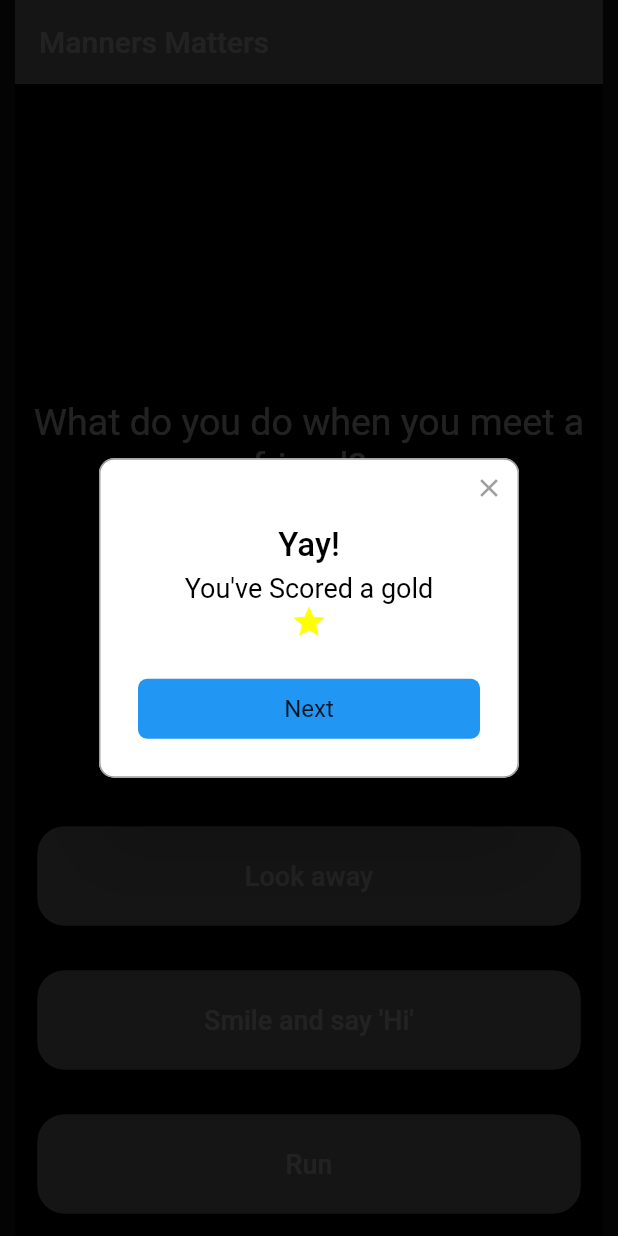
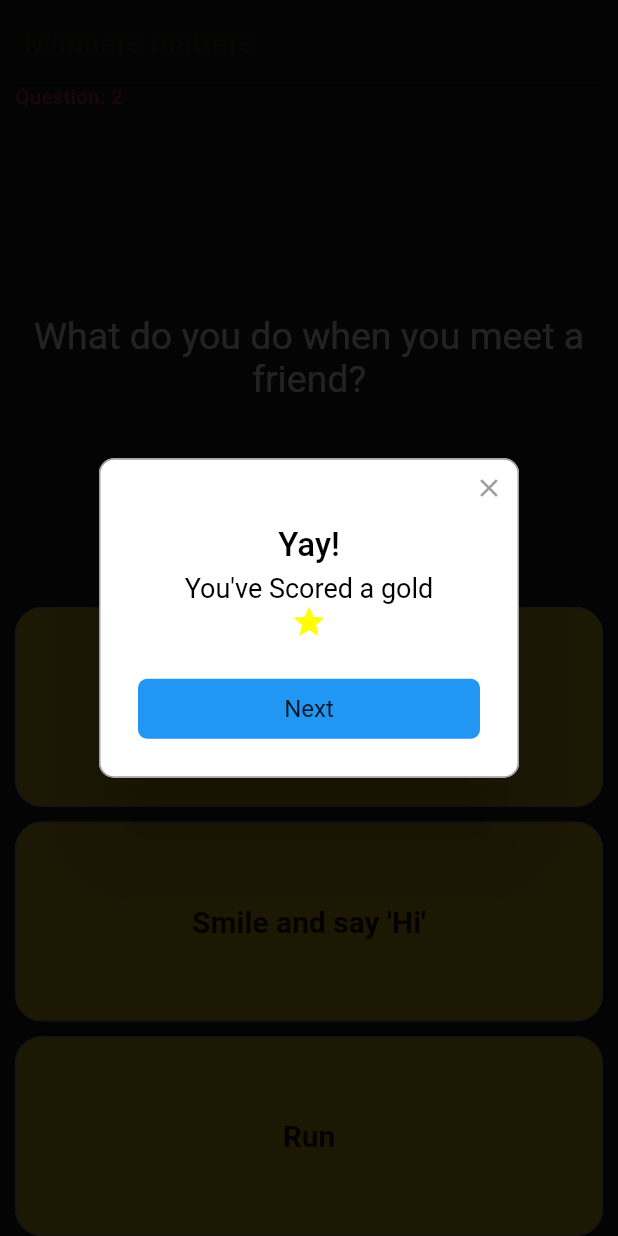
Before and after one commit to DamodarSelvam2018/quiz, a Flutter app: the screen it shows after launch, after a tap on "Throw in dustbin", on a phone screen of 412 x 824 dp. Run offline on Flutter 3.47's test engine with Material 2 defaults, Android fonts, the phone set to English and light mode, and no system bars; drawn by our look-alikes of rflutter_alert; our stand-ins replace flutter_rating_bar, smooth_star_rating.

Commit message:
first draft version

```diff
--- a/lib/main.dart
+++ b/lib/main.dart
@@ -1,12 +1,14 @@
 import 'package:flutter/material.dart';
-
+import 'dart:io';
 //TODO: Step 2 - Import the rFlutter_Alert package here.
 import 'package:rflutter_alert/rflutter_alert.dart';
 import 'package:flutter_rating_bar/flutter_rating_bar.dart';
 import 'package:smooth_star_rating/smooth_star_rating.dart';
 import 'quiz_brain.dart';
+import 'themeColors.dart';
 
 QuizBrain quizBrain = QuizBrain();
+ThemeColors themeColors = ThemeColors();
 
 void main() => runApp(Quizzler());
 
@@ -18,6 +20,13 @@ class Quizzler extends StatelessWidget {
       debugShowCheckedModeBanner: false,
       home: Scaffold(
         backgroundColor: Colors.grey.shade900,
+        appBar: AppBar(
+          backgroundColor: Colors.grey.shade900,
+          title: Text(
+            'Manners matters',
+            style: TextStyle(color: themeColors.kombuGreen[900]),
+          ),
+        ),
         body: SafeArea(
           child: Padding(
             padding: EdgeInsets.symmetric(horizontal: 10.0),
@@ -41,44 +50,9 @@ class _QuizPageState extends State<QuizPage> {
 
   void checkAnswer(String userPickedAnswer) {
     //bool correctAnswer = quizBrain.getCorrectAnswer();
-
+    String choice = quizBrain.checkAnswer(userPickedAnswer);
     setState(() {
-      //TODO: Step 4 - Use IF/ELSE to check if we've reached the end of the quiz. If so,
-      //On the next line, you can also use if (quizBrain.isFinished()) {}, it does the same thing.
-      if (quizBrain.isFinished() == true) {
-        //TODO Step 4 Part A - show an alert using rFlutter_alert,
-
-        //This is the code for the basic alert from the docs for rFlutter Alert:
-        //Alert(context: context, title: "RFLUTTER", desc: "Flutter is awesome.").show();
-
-        //Modified for our purposes:
-        Alert(
-            context: context,
-            title: 'Finished!',
-            desc: 'You\'ve reached the end of the quiz.',
-            buttons: [
-              DialogButton(
-                child: Text("Home"),
-                onPressed: () {
-                  //quizBrain.nextQuestion();
-                  quizBrain.reset();
-
-                  Navigator.pop(context);
-                },
-              )
-            ]).show();
-
-        //TODO Step 4 Part C - reset the questionNumber,
-        quizBrain.reset();
-
-        //TODO Step 4 Part D - empty out the scoreKeeper.
-        // scoreKeeper = [];
-      }
-
-      //TODO: Step 6 - If we've not reached the end, ELSE do the answer checking steps below 👇
-      else {
-        if (userPickedAnswer == quizBrain.getGoldAnswer()) {
-          myChoice = "gold";
+      if (choice == "gold" && quizBrain.getTotalQuestionsAsked() > 1) {
         Alert(
             context: context,
             title: 'Yay!',
@@ -107,8 +81,7 @@ class _QuizPageState extends State<QuizPage> {
                 },
               )
             ]).show();
-        } else if (userPickedAnswer == quizBrain.getSilverAnswer()) {
-          myChoice = "silver";
+      } else if (choice == "silver" && quizBrain.getTotalQuestionsAsked() > 1) {
         Alert(
             context: context,
             title: 'Wow!',
@@ -130,8 +103,7 @@ class _QuizPageState extends State<QuizPage> {
                 },
               )
             ]).show();
-        } else if (userPickedAnswer == quizBrain.getBronzeAnswer()) {
-          myChoice = "bronze";
+      } else if (choice == "bronze" && quizBrain.getTotalQuestionsAsked() > 1) {
         Alert(
             context: context,
             title: 'Good!',
@@ -154,25 +126,182 @@ class _QuizPageState extends State<QuizPage> {
               )
             ]).show();
       }
+      //sleep(const Duration(seconds: 5));
+      if (quizBrain.getTotalQuestionsAsked() <=
+          quizBrain.questionBankLength()) {
         quizBrain.nextQuestion();
+      } else {
+        Alert(
+            context: context,
+            title: 'Finished!',
+            desc: 'You\'ve reached the end of the quiz.',
+            buttons: [
+              DialogButton(
+                child: Text("Home"),
+                onPressed: () => Navigator.pop(context),
+              )
+            ]).show();
+        quizBrain.reset();
       }
+      //TODO: Step 4 - Use IF/ELSE to check if we've reached the end of the quiz. If so,
+      //On the next line, you can also use if (quizBrain.isFinished()) {}, it does the same thing.
+//      if (quizBrain.isFinished() == true) {
+//        //TODO Step 4 Part A - show an alert using rFlutter_alert,
+//
+//        //This is the code for the basic alert from the docs for rFlutter Alert:
+//        //Alert(context: context, title: "RFLUTTER", desc: "Flutter is awesome.").show();
+//
+//        //Modified for our purposes:
+//        Alert(
+//            context: context,
+//            title: 'Finished!',
+//            desc: 'You\'ve reached the end of the quiz.',
+//            buttons: [
+//              DialogButton(
+//                child: Text("Home"),
+//                onPressed: () {
+//                  //quizBrain.nextQuestion();
+//                  quizBrain.reset();
+//
+//                  Navigator.pop(context);
+//                },
+//              )
+//            ]).show();
+//
+//        //TODO Step 4 Part C - reset the questionNumber,
+//        quizBrain.reset();
+//
+//        //TODO Step 4 Part D - empty out the scoreKeeper.
+//        // scoreKeeper = [];
+//      }
+
+      //TODO: Step 6 - If we've not reached the end, ELSE do the answer checking steps below 👇
+//      else {
+//        if (userPickedAnswer == quizBrain.getGoldAnswer()) {
+////          myChoice = "gold";
+//          Alert(
+//              context: context,
+//              title: 'Yay!',
+//              desc: 'You\'ve Scored a gold',
+//              content: Column(
+//                children: <Widget>[
+//                  Icon(
+//                    Icons.star,
+//                    color: Colors.yellowAccent,
+//                  )
+//                ],
+//              ),
+//              buttons: [
+////                DialogButton(
+////                  child: Text("Prev"),
+////                  onPressed: () {
+////                    quizBrain.prevQuestion();
+////                    Navigator.pop(context);
+////                  },
+////                ),
+//                DialogButton(
+//                  child: Text("Next"),
+//                  onPressed: () {
+//                    //quizBrain.nextQuestion();
+//                    Navigator.pop(context);
+//                  },
+//                )
+//              ]).show();
+//        } else if (userPickedAnswer == quizBrain.getSilverAnswer()) {
+////          myChoice = "silver";
+//          Alert(
+//              context: context,
+//              title: 'Wow!',
+//              desc: 'You\'ve Scored a Silver',
+//              content: Column(
+//                children: <Widget>[
+//                  Icon(
+//                    Icons.star,
+//                    color: Colors.grey,
+//                  )
+//                ],
+//              ),
+//              buttons: [
+//                DialogButton(
+//                  child: Text("Next"),
+//                  onPressed: () {
+//                    //quizBrain.nextQuestion();
+//                    Navigator.pop(context);
+//                  },
+//                )
+//              ]).show();
+//        } else if (userPickedAnswer == quizBrain.getBronzeAnswer()) {
+////          myChoice = "bronze";
+//          Alert(
+//              context: context,
+//              title: 'Good!',
+//              desc: 'You\'ve Scored a Bronze',
+//              content: Column(
+//                children: <Widget>[
+//                  Icon(
+//                    Icons.star,
+//                    color: Colors.orange,
+//                  )
+//                ],
+//              ),
+//              buttons: [
+//                DialogButton(
+//                  child: Text("Next"),
+//                  onPressed: () {
+//                    //quizBrain.nextQuestion();
+//                    Navigator.pop(context);
+//                  },
+//                )
+//              ]).show();
+//        }
+//        quizBrain.nextQuestion();
+//      }
     });
+  }
+
+  String getQuestionNo() {
+    return 'Question: ' + quizBrain.getTotalQuestionsAsked().toString();
+  }
+
+  FlatButton createChoiceButton(int btnNo) {
+    return FlatButton(
+      onPressed: () {
+        setState(() {
+          checkAnswer(quizBrain.getAnswers(btnNo));
+        });
+      },
+      shape: RoundedRectangleBorder(
+          borderRadius: BorderRadius.circular(18.0),
+          side: BorderSide(color: Colors.grey)),
+      color: themeColors.burlyWood[900],
+      child: Text(
+        quizBrain.getChoice(btnNo),
+        style: TextStyle(
+          fontWeight: FontWeight.bold,
+          fontSize: 20,
+        ),
+      ),
+    );
   }
 
   @override
   Widget build(BuildContext context) {
-    return MaterialApp(
-      debugShowCheckedModeBanner: false,
-      home: Scaffold(
-        backgroundColor: Colors.black,
-        appBar: AppBar(
-          title: Text('Manners Matters'),
-          backgroundColor: Colors.grey,
-        ),
-        body: Column(
+    return Column(
       mainAxisAlignment: MainAxisAlignment.spaceBetween,
       crossAxisAlignment: CrossAxisAlignment.stretch,
       children: <Widget>[
+        Row(
+          mainAxisAlignment: MainAxisAlignment.spaceBetween,
+          children: [
+            Text(
+              getQuestionNo(),
+              style: TextStyle(
+                color: themeColors.vividBurgundy[900],
+                fontWeight: FontWeight.bold,
+              ),
+            ),
+          ],
+        ), //Score Data here
         Expanded(
           flex: 5,
           child: Padding(
@@ -190,141 +319,24 @@ class _QuizPageState extends State<QuizPage> {
           ),
         ),
         Expanded(
-              child: Padding(
-                padding: EdgeInsets.all(15.0),
-                child: FlatButton(
-                  shape: RoundedRectangleBorder(
-                      borderRadius: BorderRadius.circular(18.0),
-                      side: BorderSide(color: Colors.grey)),
-                  textColor: Colors.white,
-                  color: Colors.grey,
-                  child: Text(
-                    quizBrain.getAnswers(0),
-                    style: TextStyle(
-                      color: Colors.white,
-                      fontSize: 18.0,
+          flex: 2,
+          child: createChoiceButton(0),
         ),
-                  ),
-                  onPressed: () {
-                    //The user picked true.
-                    checkAnswer(quizBrain.getAnswers(0));
-                    _ratingBar(myChoice);
-                    //quizBrain.nextQuestion();
-                  },
-                ),
-              ),
+        SizedBox(
+          height: 10,
         ),
         Expanded(
-              child: Padding(
-                padding: EdgeInsets.all(15.0),
-                child: FlatButton(
-                  shape: RoundedRectangleBorder(
-                      borderRadius: BorderRadius.circular(18.0),
-                      side: BorderSide(color: Colors.grey)),
-                  color: Colors.grey,
-                  child: Text(
-                    quizBrain.getAnswers(1),
-                    style: TextStyle(
-                      fontSize: 18.0,
-                      color: Colors.white,
+          flex: 2,
+          child: createChoiceButton(1),
         ),
-                  ),
-                  onPressed: () {
-                    //The user picked false.
-                    checkAnswer(quizBrain.getAnswers(1));
-                    _ratingBar(myChoice);
-                    //quizBrain.nextQuestion();
-                  },
-                ),
-              ),
+        SizedBox(
+          height: 10,
         ),
         Expanded(
-              child: Padding(
-                padding: EdgeInsets.all(15.0),
-                child: FlatButton(
-                  shape: RoundedRectangleBorder(
-                      borderRadius: BorderRadius.circular(18.0),
-                      side: BorderSide(color: Colors.grey)),
-                  color: Colors.grey,
-                  child: Text(
-                    quizBrain.getAnswers(2),
-                    style: TextStyle(
-                      fontSize: 18.0,
-                      color: Colors.white,
+          flex: 2,
+          child: createChoiceButton(2),
         ),
-                  ),
-                  onPressed: () {
-                    //The user picked false.
-                    checkAnswer(quizBrain.getAnswers(2));
-                    _ratingBar(myChoice);
-                    //quizBrain.nextQuestion();
-                  },
-                ),
-              ),
-            ),
-//        Expanded(child: _ratingBar(myChoice))
-
-//        Row(
-//          children: scoreKeeper,
-//        )
-//          Row(
-//            crossAxisAlignment: CrossAxisAlignment.center,
-//            mainAxisAlignment: MainAxisAlignment.center,
-//            children: <Widget>[
-//              SmoothStarRating(
-//                allowHalfRating: true,
-//                starCount: 1,
-//                size: 20,
-//                color: Colors.blue,
-//                borderColor: Colors.white,
-//              )
-//            ],
-//          ),
       ],
-        ),
-      ),
     );
   }
-
-  Widget _ratingBar(String myChoice) {
-    switch (myChoice) {
-      case "gold":
-        return RatingBar(
-            itemCount: 1,
-            itemPadding: EdgeInsets.symmetric(),
-            itemBuilder: (context, index) {
-              return Icon(
-                Icons.star,
-                color: Colors.yellowAccent,
-              );
-            });
-      case "silver":
-        return RatingBar(
-            itemCount: 1,
-            itemPadding: EdgeInsets.symmetric(),
-            itemBuilder: (context, index) {
-              return Icon(
-                Icons.star,
-                color: Colors.grey,
-              );
-            });
-      case "bronze":
-        return RatingBar(
-            itemCount: 1,
-            itemPadding: EdgeInsets.symmetric(),
-            itemBuilder: (context, index) {
-              return Icon(
-                Icons.star,
-                color: Colors.orange,
-              );
-            });
-      default:
-        return Container();
 }
-  }
-/*
-question1: 'You can lead a cow down stairs but not up stairs.', false,
-question2: 'Approximately one quarter of human bones are in the feet.', true,
-question3: 'A slug\'s blood is green.', true,
-*/
-}
--- a/lib/quiz_brain.dart
+++ b/lib/quiz_brain.dart
@@ -1,8 +1,10 @@
 import 'question.dart';
+import 'dart:math';
 
 class QuizBrain {
   int _questionNumber = 0;
-
+  int _totalQuestionsAsked = 1;
+  //int qnum = 0;
   List<Question> _questionBank = [
     Question(
         'What do you do with waste paper?',
@@ -23,42 +25,72 @@ class QuizBrain {
         'Ask mommy/daddy for an activity',
         'Eat candies'),
   ];
+  List<int> questionsAsked = [];
 
   void nextQuestion() {
-    if (_questionNumber < _questionBank.length - 1) {
-      print(_questionNumber.toString() + 'in nextQuestion');
-      print(_questionBank.length.toString() + ' _questionBank.length');
-      _questionNumber++;
-      print(_questionNumber.toString() + 'in nextQuestion');
+//    if (_questionNumber < _questionBank.length - 1) {
+//      print(_questionNumber.toString() + 'in nextQuestion');
+//      print(_questionBank.length.toString() + ' _questionBank.length');
+//      _questionNumber++;
+//      print(_questionNumber.toString() + 'in nextQuestion');
+//    }
+    this._questionNumber = Random().nextInt(_questionBank
+        .length); //This whole segment gets a random generated index for the question to be asked
+
+    while (questionsAsked.contains(this._questionNumber)) {
+      this._questionNumber = Random().nextInt(_questionBank.length);
     }
+    questionsAsked.add(
+        this._questionNumber); //Add this question index into the asked list
+    print(_questionNumber.toString() +
+        ' was asked, questions asked so far ' +
+        questionsAsked.length.toString());
   }
 
   void prevQuestion() {
     if (_questionNumber < _questionBank.length - 1) {
-      print(_questionNumber.toString() + 'in prevQuestion');
       _questionNumber--;
-      print(_questionNumber.toString() + 'in prevQuestion');
     }
   }
 
+  int questionBankLength() {
+    return _questionBank.length;
+  }
+
   String getQuestionText() {
-    print(_questionNumber.toString() + 'in getQuestionText');
     return _questionBank[_questionNumber].questionText;
   }
 
   String getQuestionText1(int index) {
-    print(_questionNumber.toString() + 'in getQuestionText1');
     return _questionBank[index].questionText;
   }
 
   String getAnswers(int index) {
-    print(_questionNumber.toString() + 'in getAnswers');
     return _questionBank[_questionNumber].answers[index];
   }
 
 //  bool getCorrectAnswer() {
 //    return _questionBank[_questionNumber].questionAnswer;
 //  }
+
+  String checkAnswer(String selection) {
+    //bool isCorrect = false;
+    String star;
+    if (selection == _questionBank[_questionNumber].goldAnswer) {
+      // _score++;
+      //isCorrect = true;
+      star = "gold";
+      print('picked the gold star ');
+    } else if (selection == _questionBank[_questionNumber].silverAnswer) {
+      star = "silver";
+      print('picked the silver star ');
+    } else if (selection == _questionBank[_questionNumber].bronzeAnswer) {
+      star = "bronze";
+      print('picked the bronze star ');
+    }
+    _totalQuestionsAsked++; //regardless, question has been asked and button has been pressed
+    return star;
+  }
 
   String getGoldAnswer() {
     print(_questionNumber.toString() + 'in getGoldAnswer');
@@ -87,8 +119,30 @@ class QuizBrain {
     }
   }
 
+  String getChoice(int butChoice) {
+    String choiceText;
+    switch (butChoice) {
+      case 0:
+        choiceText = _questionBank[_questionNumber].goldAnswer;
+        break;
+      case 1:
+        choiceText = _questionBank[_questionNumber].silverAnswer;
+        break;
+      case 2:
+        choiceText = _questionBank[_questionNumber].bronzeAnswer;
+        break;
+    }
+    return choiceText;
+  }
+
+  int getTotalQuestionsAsked() {
+    return _totalQuestionsAsked;
+  }
+
   //TODO: Step 4 part B - Create a reset() method here that sets the questionNumber back to index 0.
   void reset() {
     _questionNumber = 0;
+    _totalQuestionsAsked = 1;
+    questionsAsked.clear();
   }
 }
```
Also changed, not shown: lib/themeColors.dart (added, +61 -0 lines). Lines whose indentation alone changed are shown as unchanged.
